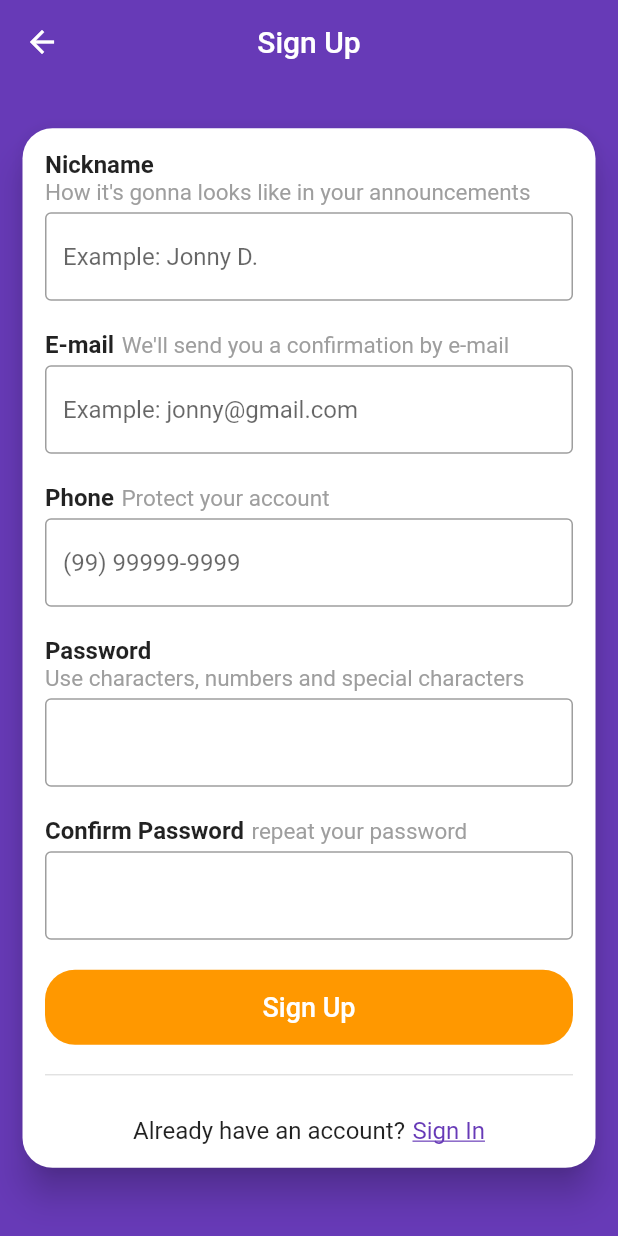
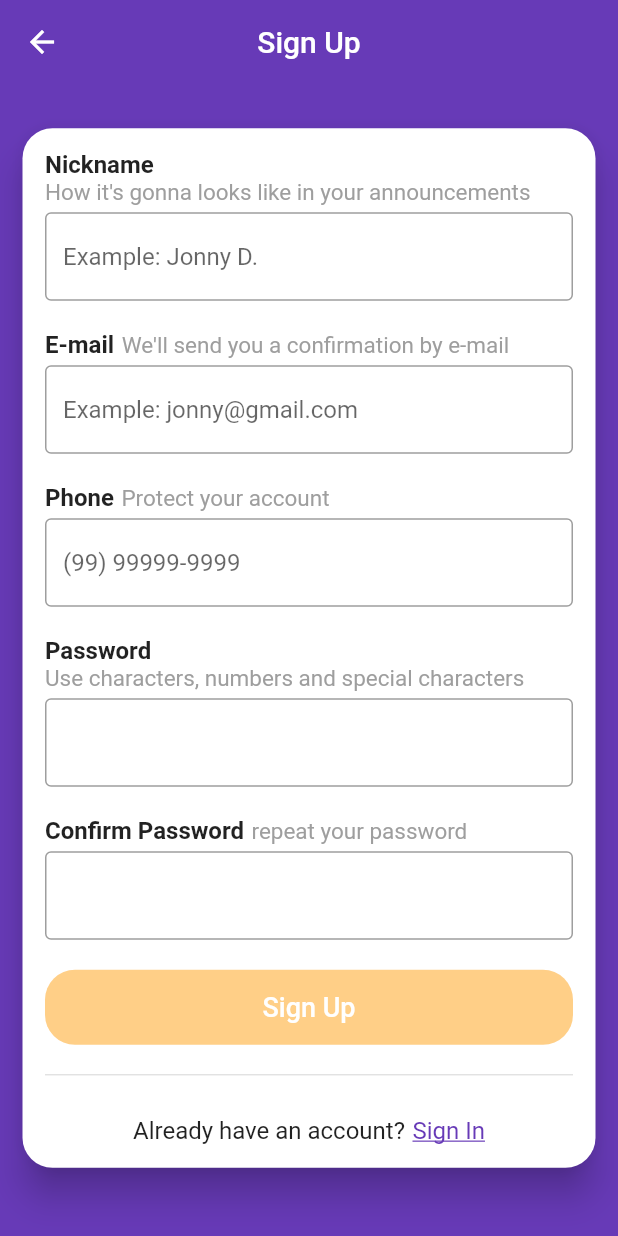
Before and after one commit to RenanLopesAlmeida/Flutter_MobX_Parser, a Flutter app: the screen it shows after launch, after a tap on "Sign Up", on a phone screen of 412 x 824 dp. Run offline on Flutter 3.47's test engine with Material 2 defaults, Android fonts, the phone set to English and light mode, and no system bars; our stand-ins replace brasil_fields, flutter_dotenv, flutter_mobx, get_it, mobx, parse_server_sdk_flutter; generated files the repository leaves out were written again; statements that could not run were skipped.

Commit message:
:rocket: feature: integrating with parse server to create an user and show a feedback if there is any error when try to signup

```diff
--- /dev/null
+++ b/lib/src/repositories/parse_table_keys.dart
@@ -0,0 +1,5 @@
+const keyUserId = 'objectId';
+const keyUserName = 'name';
+const keyUserEmail = 'email';
+const keyUserPhone = 'phone';
+const keyUserType = 'userType';
--- a/lib/src/screens/sign_up_screen/sign_up_screen.dart
+++ b/lib/src/screens/sign_up_screen/sign_up_screen.dart
@@ -4,6 +4,7 @@ import 'package:flutter/services.dart';
 import 'package:flutter_auth/src/config/app/custom_colors.dart';
 import 'package:flutter_auth/src/screens/sign_up_screen/widgets/field_title.dart';
 import 'package:flutter_auth/src/shared/components/custom_button.dart';
+import 'package:flutter_auth/src/shared/components/error_box/error_box.dart';
 import 'package:flutter_auth/src/stores/sign_up_store/sign_up_store.dart';
 import 'package:flutter_mobx/flutter_mobx.dart';
 import 'package:get_it/get_it.dart';
@@ -35,6 +36,11 @@ class SignUpScreen extends StatelessWidget {
                   mainAxisSize: MainAxisSize.min,
                   crossAxisAlignment: CrossAxisAlignment.stretch,
                   children: [
+                    Observer(builder: (_) {
+                      return ErrorBox(
+                        message: _signUpStore.errorMessage,
+                      );
+                    }),
                     FieldTitle(
                       title: 'Nickname',
                       subtitle:
@@ -127,10 +133,13 @@ class SignUpScreen extends StatelessWidget {
                         ),
                       );
                     }),
-                    CustomButton(
-                      title: 'Sign Up',
-                      onPressed: () {},
-                    ),
+                    Observer(builder: (_) {
+                      return CustomButton(
+                        title: 'Sign Up',
+                        onPressed: _signUpStore.signUpPressed,
+                        loading: _signUpStore.loading,
+                      );
+                    }),
                     Divider(thickness: 0.9),
                     const SizedBox(height: 20),
                     Wrap(
--- a/lib/src/shared/components/custom_button.dart
+++ b/lib/src/shared/components/custom_button.dart
@@ -1,11 +1,19 @@
 import 'package:flutter/material.dart';
 import 'package:flutter_auth/src/config/app/custom_colors.dart';
+import 'package:flutter_auth/src/shared/components/custom_progress_indicator/custom_progress_indicator.dart';
+import 'package:flutter_mobx/flutter_mobx.dart';
 
 class CustomButton extends StatelessWidget {
-  const CustomButton({Key key, this.title, this.onPressed}) : super(key: key);
+  const CustomButton({
+    Key key,
+    this.title,
+    this.onPressed,
+    this.loading = false,
+  }) : super(key: key);
 
   final String title;
   final Function onPressed;
+  final bool loading;
 
   @override
   Widget build(BuildContext context) {
@@ -15,11 +23,14 @@ class CustomButton extends StatelessWidget {
       child: RaisedButton(
         elevation: 0,
         color: CustomColors.secondaryColor,
+        disabledColor: CustomColors.secondaryColor.withAlpha(120),
         shape: RoundedRectangleBorder(
           borderRadius: BorderRadius.circular(20),
         ),
         onPressed: onPressed,
-        child: Text(
+        child: (loading)
+            ? CustomProgressIndicator()
+            : Text(
                 title,
                 style: TextStyle(
                   color: Colors.white,
--- /dev/null
+++ b/lib/src/shared/components/error_box/error_box.dart
@@ -0,0 +1,35 @@
+import 'package:flutter/material.dart';
+
+class ErrorBox extends StatelessWidget {
+  const ErrorBox({Key key, this.message}) : super(key: key);
+
+  final String message;
+
+  @override
+  Widget build(BuildContext context) {
+    return (message == null)
+        ? SizedBox()
+        : Container(
+            padding: const EdgeInsets.all(9),
+            margin: const EdgeInsets.symmetric(vertical: 15),
+            decoration: BoxDecoration(
+              color: Colors.red,
+              borderRadius: BorderRadius.circular(15),
+            ),
+            child: Wrap(
+              children: [
+                Icon(Icons.error, color: Colors.white, size: 32),
+                SizedBox(width: 5),
+                Text(
+                  'Oops! $message. Please try again later',
+                  style: TextStyle(
+                    fontSize: 14,
+                    fontWeight: FontWeight.bold,
+                    color: Colors.white,
+                  ),
+                ),
+              ],
+            ),
+          );
+  }
+}
```
Also changed, not shown: lib/src/models/user_model.dart (added, +20 -0 lines), lib/src/repositories/parse_errors.dart (added, +55 -0 lines), lib/src/repositories/user_repository.dart (added, +33 -0 lines), lib/src/shared/components/custom_progress_indicator/custom_progress_indicator.dart (added, +11 -0 lines), lib/src/stores/sign_up_store/sign_up_store.dart (+38 -0 lines), lib/src/stores/sign_up_store/sign_up_store.g.dart. Lines whose indentation alone changed are shown as unchanged.
